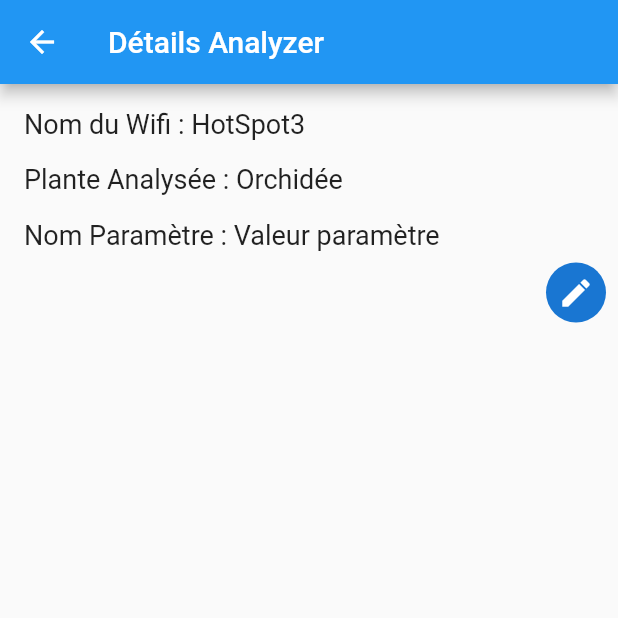
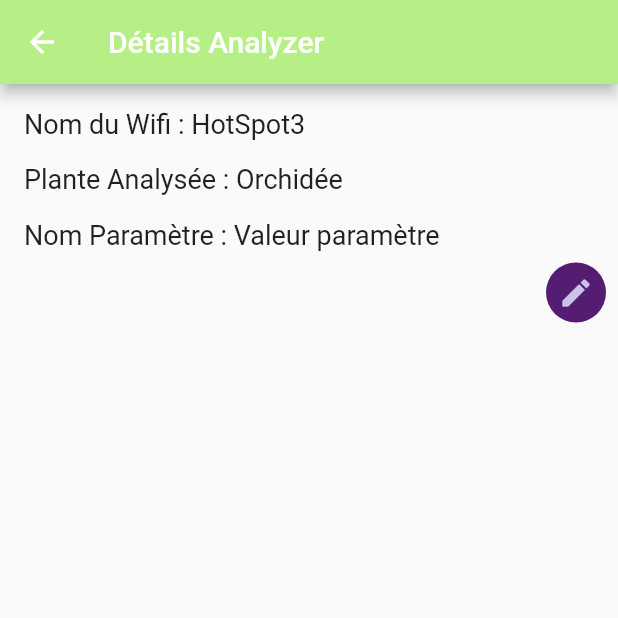
Before and after one commit to SoulPot/mobile, a Flutter app: the AnalyzerDetails screen opened directly, on a phone screen of 412 x 824 dp, the top half of it. Run offline on Flutter 3.47's test engine with Material 2 defaults, Android fonts, the phone set to English and light mode, and no system bars; our stand-ins replace auth_buttons, firebase_auth, firebase_core, flutter_blue_plus, google_sign_in, im_stepper and 2 more; missing offline and left inert: flutter_facebook_auth, network_info_plus, wifi_scan; accounts and stored records are empty.

Commit message:
Fixed merge problems

```diff
--- a/lib/theme.dart
+++ b/lib/theme.dart
@@ -14,10 +14,6 @@ class SoulPotTheme {
   static const Color SPPaleRed = Color(0xFFE88587);
   static const Color SPLightGray = Color(0xFFD4D4D4);
   static const Color SPBT = Color(0xFF0082FC);
-  static const Color SPPaleGreen = Color(0xffB5EF85);
-  static const Color SPPurple = Color(0xFF541D72);
-  static const Color SPPalePurple = Color(0xFFC9C3E9);
-  static const Color SPBackgroundWhite = Color(0xFFF2F2F2);
   static const Color SPRed = Color(0xFFDC2B2B);
   static const Color SPRedPale = Color(0xFFF58D8D);
 
--- a/lib/views/AnalyzerDetails.dart
+++ b/lib/views/AnalyzerDetails.dart
@@ -21,7 +21,7 @@ class _AnalyzerDetailsState extends State<AnalyzerDetails> {
   Widget build(BuildContext context) {
     return Scaffold(
       appBar: AppBar(
-        backgroundColor: SoultPotTheme.SPPaleGreen,
+        backgroundColor: SoulPotTheme.SPPaleGreen,
         title: Text("Détails " + widget.analyzerName),
       ),
       body: Padding(
@@ -54,12 +54,12 @@ class _AnalyzerDetailsState extends State<AnalyzerDetails> {
               mainAxisAlignment: MainAxisAlignment.end,
               children: [
                 CircleAvatar(
-                  backgroundColor: SoultPotTheme.SPPurple,
+                  backgroundColor: SoulPotTheme.SPPurple,
                   child: IconButton(
                       onPressed: editParameters,
                       icon: Icon(
                         Icons.mode_edit,
-                        color: SoultPotTheme.SPPalePurple,
+                        color: SoulPotTheme.SPPalePurple,
                       )),
                 )
               ],
--- a/lib/views/home_page.dart
+++ b/lib/views/home_page.dart
@@ -30,8 +30,8 @@ class _HomePageState extends State<HomePage> {
       bottomNavigationBar: BottomNavigationBar(
         type: BottomNavigationBarType.fixed,
         currentIndex: this.selectedIndex,
-        selectedItemColor: SoultPotTheme.SPGreen,
-        unselectedItemColor: SoultPotTheme.SPPaleGreen,
+        selectedItemColor: SoulPotTheme.SPGreen,
+        unselectedItemColor: SoulPotTheme.SPPaleGreen,
         items: [
           BottomNavigationBarItem(
             icon: Icon(Icons.smart_toy),
```
Also changed, not shown: lib/views/MyPlant_page.dart (+5 -5 lines), lib/views/analyzer_page.dart (+4 -4 lines), lib/widgets/CardInfoAnalyzer.dart (+4 -4 lines), 1 other file.
